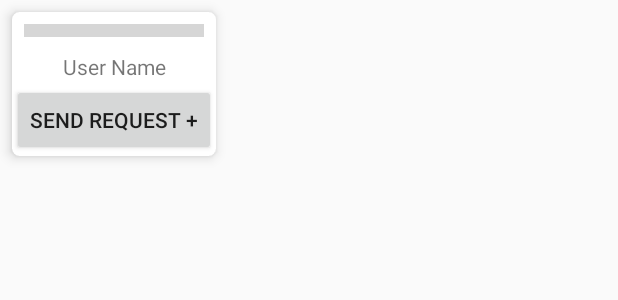
After one commit to ABHISHEK-AMRUTE/VrFriends, an Android app: the layout findfriend_adapter_ele_layout.xml on its own in the app's theme, with its tools: preview values and no code run, on a phone screen of 412 x 824 dp. The commit adds this screen. Shown: the top 300 px of the screen. Run offline under Robolectric (Android 15) with nearby library versions, the phone set to English and light mode, and no system bars; grey boxes are pictures that could not be loaded.

Commit message:
functionality added

```diff
--- a/app/build.gradle
+++ b/app/build.gradle
@@ -32,4 +32,5 @@ dependencies {
     androidTestImplementation 'androidx.test.ext:junit:1.1.0'
     androidTestImplementation 'androidx.test.espresso:espresso-core:3.2.0'
     implementation 'com.google.android.material:material:1.0.0'
+
 }
--- a/app/src/main/java/com/socialmedia/friends/MainActivity.java
+++ b/app/src/main/java/com/socialmedia/friends/MainActivity.java
@@ -13,10 +13,11 @@ import android.widget.Toast;
 import com.google.android.material.bottomnavigation.BottomNavigationView;
 import com.google.firebase.auth.FirebaseAuth;
 import com.google.firebase.auth.FirebaseUser;
-import com.google.firebase.auth.UserInfo;
+
 
 public class MainActivity extends AppCompatActivity {
     BottomNavigationView mBottomNav;
+
     @Override
     protected void onCreate(Bundle savedInstanceState) {
         super.onCreate(savedInstanceState);
--- a/app/src/main/res/layout/activity_signup_firebase.xml
+++ b/app/src/main/res/layout/activity_signup_firebase.xml
@@ -37,7 +37,7 @@
         android:text="signup" />
 
     <Button
-        android:id="@+id/singup"
+        android:id="@+id/singin"
         android:layout_width="match_parent"
         android:layout_height="wrap_content"
         android:text="Already registered? Sign in" />
--- /dev/null
+++ b/app/src/main/res/layout/findfriend_adapter_ele_layout.xml
@@ -0,0 +1,40 @@
+<?xml version="1.0" encoding="utf-8"?>
+<androidx.cardview.widget.CardView xmlns:android="http://schemas.android.com/apk/res/android"
+    xmlns:app="http://schemas.android.com/apk/res-auto"
+    xmlns:tools="http://schemas.android.com/tools"
+    android:layout_width="wrap_content"
+    android:layout_height="wrap_content"
+    android:layout_margin="8dp"
+    app:cardCornerRadius="5dp"
+    app:cardElevation="5dp">
+
+    <LinearLayout
+        android:layout_width="match_parent"
+        android:layout_height="match_parent"
+        android:orientation="vertical">
+
+        <ImageView
+            android:id="@+id/image"
+            android:layout_width="match_parent"
+            android:layout_height="wrap_content"
+            android:layout_margin="8dp"
+            android:padding="4dp"
+            tools:srcCompat="@tools:sample/avatars"
+            android:scaleType="fitXY"/>
+
+        <TextView
+            android:id="@+id/name"
+            android:layout_width="match_parent"
+            android:layout_height="wrap_content"
+            android:gravity="center"
+            android:padding="2dp"
+            android:text="User Name" />
+
+        <Button
+            android:id="@+id/send"
+            android:layout_width="match_parent"
+            android:layout_height="wrap_content"
+            android:text="Send Request +" />
+    </LinearLayout>
+
+</androidx.cardview.widget.CardView>
--- a/app/src/main/res/values/colors.xml
+++ b/app/src/main/res/values/colors.xml
@@ -1,6 +1,6 @@
 <?xml version="1.0" encoding="utf-8"?>
 <resources>
-    <color name="colorPrimary">#0d47a1</color>
+    <color name="colorPrimary">#0D47A1</color>
     <color name="colorPrimaryDark">#002171</color>
     <color name="colorAccent">#D81B60</color>
     <color name="light_blue">#5472d3</color>
```
Also changed, not shown: app/src/main/java/com/socialmedia/friends/find_friends.java (+115 -0 lines), app/src/main/java/com/socialmedia/friends/findfriend_adapter.java (added, +125 -0 lines), app/src/main/java/com/socialmedia/friends/home.java (+66 -0 lines), app/src/main/java/com/socialmedia/friends/home_adapter.java (added, +98 -0 lines), app/src/main/java/com/socialmedia/friends/signup_firebase.java (+17 -1 lines), app/src/main/java/com/socialmedia/friends/user_info_class.java (added, +36 -0 lines), app/src/main/res/layout/frame_find_friends.xml (+8 -0 lines), app/src/main/res/layout/frame_home.xml (+8 -0 lines), app/src/main/res/layout/frame_profile.xml (+17 -2 lines), app/src/main/res/layout/home_adapter_layout.xml (added, +19 -0 lines).
